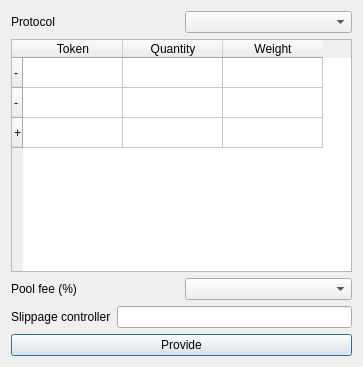
Qt form NewPoolProvisionDialog.ui (LiquidityProtocol/AMM-Simulator) before a commit.
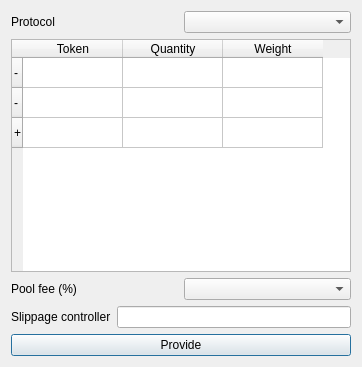
The same form after that commit.

The edit to the form file:
```diff
--- a/NewPoolProvisionDialog.ui
+++ b/NewPoolProvisionDialog.ui
@@ -6,7 +6,7 @@
    <rect>
     <x>0</x>
     <y>0</y>
-    <width>363</width>
+    <width>362</width>
     <height>367</height>
    </rect>
   </property>
```
